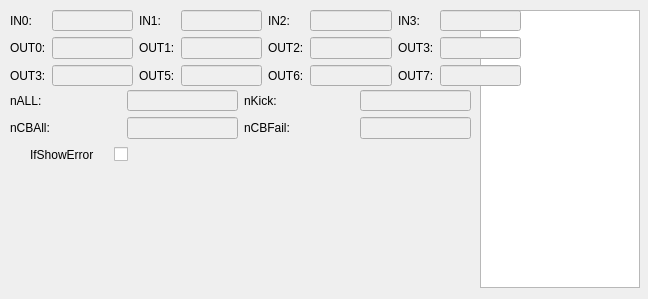
The window that IOCard.ui (wwlzq5/3taiSever) describes before a commit, drawn with Qt 5.
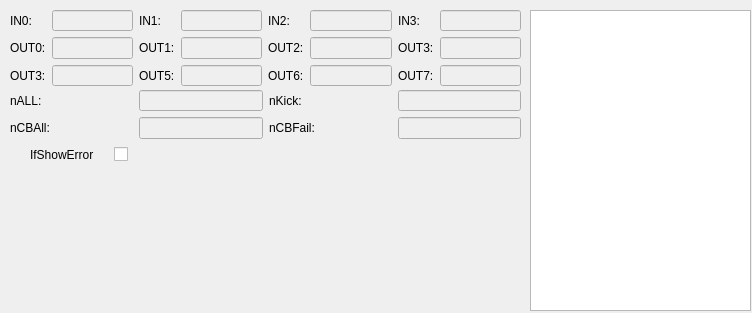
The same window after the commit.

```diff
--- a/IOCard.ui
+++ b/IOCard.ui
@@ -6,8 +6,8 @@
    <rect>
     <x>0</x>
     <y>0</y>
-    <width>648</width>
-    <height>299</height>
+    <width>752</width>
+    <height>313</height>
    </rect>
   </property>
   <property name="sizePolicy">
@@ -22,10 +22,10 @@
   <widget class="QTableView" name="tableView">
    <property name="geometry">
     <rect>
-     <x>480</x>
+     <x>530</x>
      <y>10</y>
-     <width>160</width>
-     <height>278</height>
+     <width>221</width>
+     <height>301</height>
     </rect>
    </property>
    <property name="sizePolicy">
@@ -406,7 +406,7 @@
     <rect>
      <x>10</x>
      <y>140</y>
-     <width>461</width>
+     <width>511</width>
      <height>30</height>
     </rect>
    </property>
@@ -455,7 +455,7 @@
     <rect>
      <x>10</x>
      <y>170</y>
-     <width>461</width>
+     <width>511</width>
      <height>139</height>
     </rect>
    </property>
@@ -558,7 +558,7 @@
     <rect>
      <x>10</x>
      <y>90</y>
-     <width>461</width>
+     <width>511</width>
      <height>49</height>
     </rect>
    </property>
```
